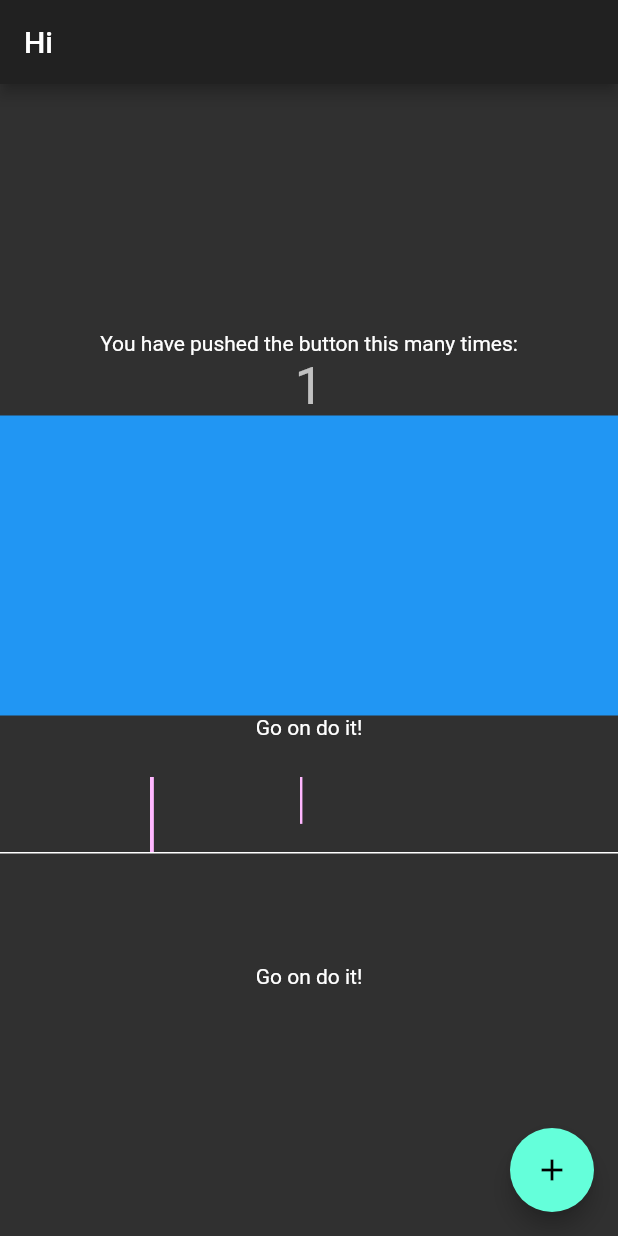
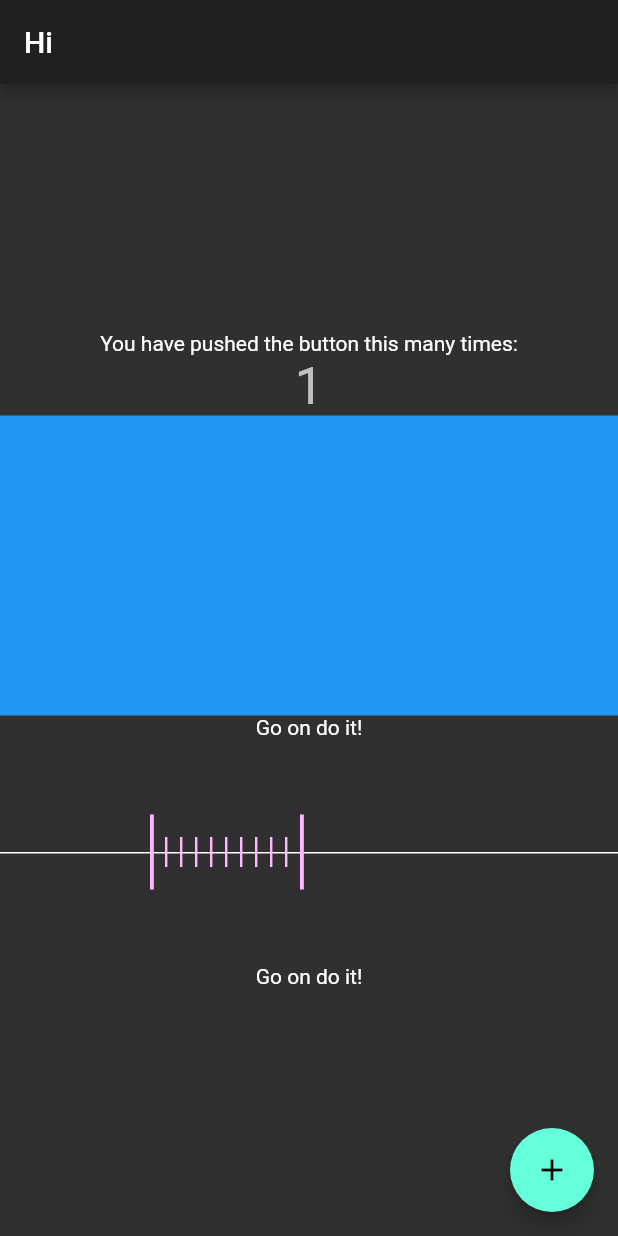
Before and after one commit to 4amVim/flutterStarter, a Flutter app: the screen it shows after launch, after a tap on the "add" icon, on a phone screen of 412 x 824 dp. Run offline on Flutter 3.47's test engine with Material 2 defaults, Android fonts, the phone set to English and light mode, and no system bars.

Commit message:
feat: :hammer: almost there

```diff
--- a/lib/main.dart
+++ b/lib/main.dart
@@ -23,6 +23,10 @@ class _MyHomePageState extends State<MyHomePage> {
   int _counter = 0;
   String text = 'Go on do it!';
   String text1 = 'Go on do it!';
+  double offset = 0;
+
+  late Offset initialX;
+
   @override
   Widget build(BuildContext context) => Scaffold(
         appBar: AppBar(title: Text('Hi')),
@@ -46,17 +50,23 @@ class _MyHomePageState extends State<MyHomePage> {
               Text(text),
               Listener(
                 behavior: HitTestBehavior.opaque,
+                onPointerDown: (details) {
+                  initialX = details.localPosition;
+                  print(initialX);
+                },
                 onPointerMove: (details) {
                   var dx = details.localPosition.dx.toStringAsFixed(2);
                   var dy = details.localPosition.dy.toStringAsFixed(2);
                   setState(() {
-                    text1 = 'dx:$dx, dy:$dy';
+                    var poka = details.localPosition - initialX;
+                    offset = poka.dx; //double.parse(dx);
+                    text1 = '$initialX' 'poka.dx:${poka.dx}';
                   });
                 },
                 child: SizedBox(
                     height: 150,
                     child: CustomPaint(
-                      painter: Sky(),
+                      painter: Ticker(offset),
                       child: Container(
                           // color: Color(0x3F3BF4BB),
                           ),
@@ -72,35 +82,40 @@ class _MyHomePageState extends State<MyHomePage> {
       );
 }
 
-class Sky extends CustomPainter {
+class Ticker extends CustomPainter {
+  var offset;
+  Ticker(this.offset);
   @override
   void paint(Canvas canvas, Size size) {
     Rect rect = Offset.zero & Size(size.width, 1);
-    // canvas.save();
-    // canvas.clipRRect(RRect.fromRectXY(rect, 100.0, 100.0));
-    // canvas.saveLayer(rect, Paint());
-    // canvas.drawPaint(Paint()..color = Colors.red);
-    // canvas.drawPaint(Paint()..color = Colors.white);
-    // canvas.restore();
-    // canvas.restore();
+    var xAxis = size.height / 2;
     canvas
-      ..translate(0, size.height / 2)
+      ..translate(0, xAxis)
       ..drawRect(rect, Paint()..color = Colors.white);
 
-    Rect tens = Offset.fromDirection(0, 100) & Size(2.56, 50);
-    Rect units = Offset.fromDirection(0, 200) & Size(1.6, 31.25);
+    Rect tens(double xOffset) => Offset(xOffset, -25) & Size(2.56, 50);
+    Rect unit(double xOffset) => Offset(xOffset, -10) & Size(1.6, 20);
 
     var pinky = Paint()..color = Color(0xFFFFB7FF);
 
+    canvas.translate(offset, 0);
     canvas
-      ..translate(0, -50)
-      ..drawRect(tens, pinky)
-      ..drawRect(units, pinky)
-      ..translate(0, 50);
+      ..drawRect(tens(100), pinky)
+      ..drawRect(unit(110), pinky)
+      ..drawRect(unit(120), pinky)
+      ..drawRect(unit(130), pinky)
+      ..drawRect(unit(140), pinky)
+      ..drawRect(unit(150), pinky)
+      ..drawRect(unit(160), pinky)
+      ..drawRect(unit(170), pinky)
+      ..drawRect(unit(180), pinky)
+      ..drawRect(unit(190), pinky)
+      ..drawRect(tens(200), pinky);
   }
 
   @override
-  bool shouldRepaint(Sky oldDelegate) => false;
-  @override
-  bool shouldRebuildSemantics(Sky oldDelegate) => false;
+  bool shouldRepaint(Ticker oldDelegate) {
+    print('repaint');
+    return oldDelegate.offset - offset > 1;
+  }
 }
```
